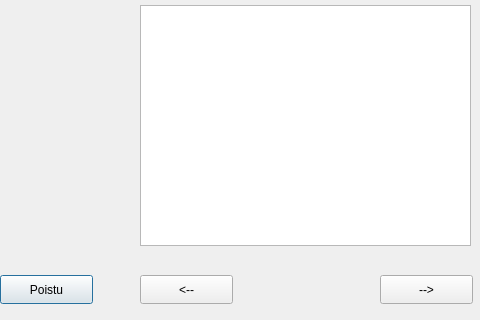
Qt form bank-automat/tilitapahtumatwindow.ui (Kealerator/bank_atm_group3) before a commit; both pictures show x 0 to 480 and y 95 to 415 of the 567 by 415 pixel window.
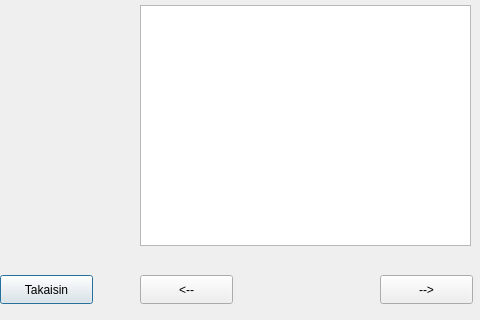
The same form after that commit.

Patch:
```diff
--- a/bank-automat/tilitapahtumatwindow.ui
+++ b/bank-automat/tilitapahtumatwindow.ui
@@ -51,7 +51,7 @@
     </rect>
    </property>
    <property name="text">
-    <string>Poistu</string>
+    <string>Takaisin</string>
    </property>
   </widget>
   <widget class="QPushButton" name="btnVasen">
```
